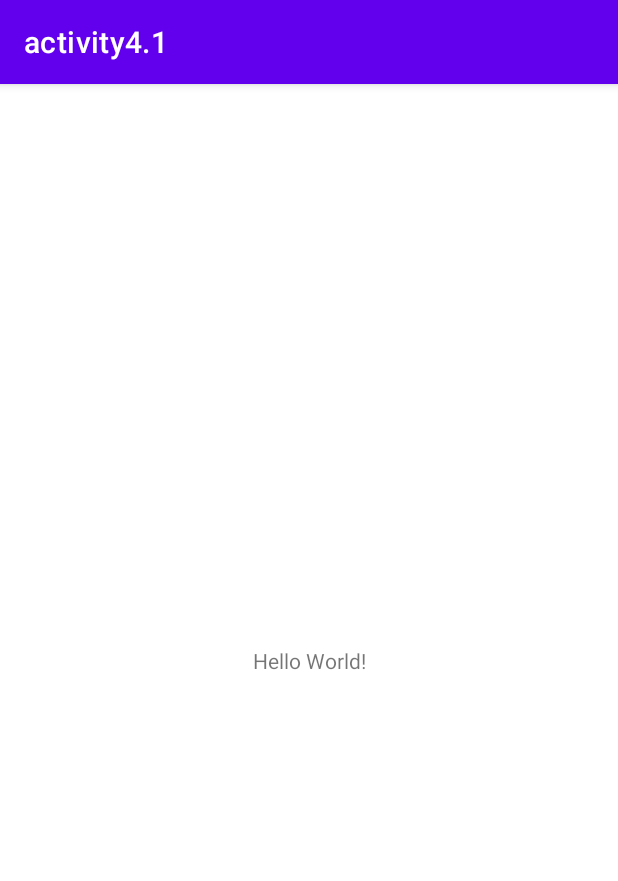
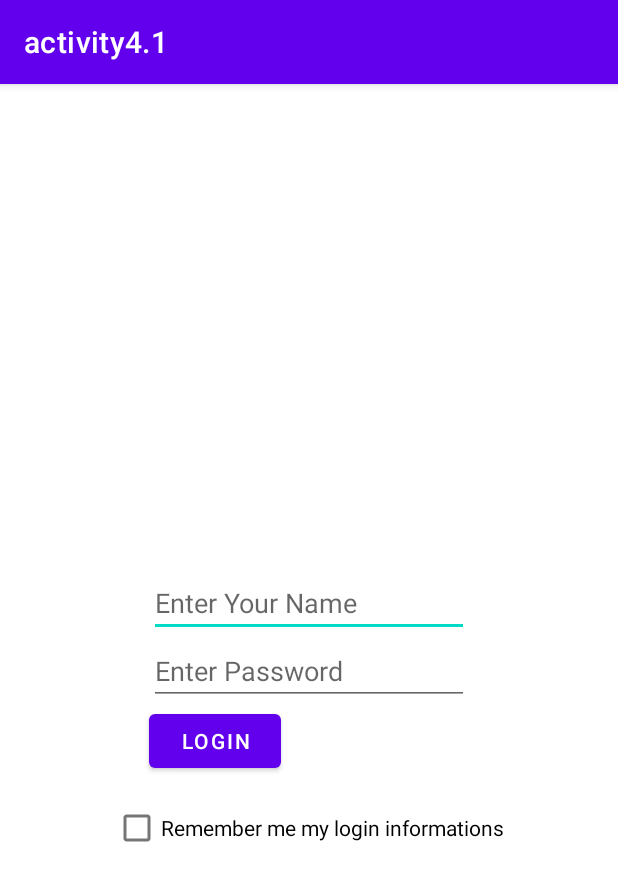
Before and after one commit to youssefbenjaber/activity4.1, an Android app: the screen it shows after launch (MainActivity), on a phone screen of 412 x 824 dp. Shown: the top 881 px of the screen. Run offline under Robolectric (Android 15) with nearby library versions, the phone set to English and light mode, and no system bars.

Commit message:
first page

```diff
--- a/app/src/main/res/layout/activity_main.xml
+++ b/app/src/main/res/layout/activity_main.xml
@@ -1,18 +1,44 @@
-<?xml version="1.0" encoding="utf-8"?>
-<androidx.constraintlayout.widget.ConstraintLayout xmlns:android="http://schemas.android.com/apk/res/android"
+<?xml version="1.0" encoding="utf-8" ?>
+<RelativeLayout xmlns:android="http://schemas.android.com/apk/res/android"
     xmlns:app="http://schemas.android.com/apk/res-auto"
     xmlns:tools="http://schemas.android.com/tools"
     android:layout_width="match_parent"
     android:layout_height="match_parent"
-    tools:context=".MainActivity">
+    android:gravity="center">
 
-    <TextView
+    <EditText
         android:layout_width="wrap_content"
         android:layout_height="wrap_content"
-        android:text="Hello World!"
-        app:layout_constraintBottom_toBottomOf="parent"
-        app:layout_constraintLeft_toLeftOf="parent"
-        app:layout_constraintRight_toRightOf="parent"
-        app:layout_constraintTop_toTopOf="parent" />
-
-</androidx.constraintlayout.widget.ConstraintLayout>
+        android:inputType="textPersonName"
+        android:ems="10"
+        android:id="@+id/name"
+        android:layout_alignParentTop="true"
+        android:layout_centerHorizontal="true"
+        android:layout_marginTop="75dp"
+        android:hint="Enter Your Name" />
+    <EditText
+        android:layout_width="wrap_content"
+        android:layout_height="wrap_content"
+        android:inputType="textPassword"
+        android:ems="10"
+        android:id="@+id/password"
+        android:layout_below="@+id/name"
+        android:layout_centerHorizontal="true"
+        android:hint="Enter Password" />
+    <Button
+        android:layout_width="wrap_content"
+        android:layout_height="wrap_content"
+        android:text="Login"
+        android:id="@+id/button"
+        android:layout_below="@+id/password"
+        android:layout_alignLeft="@+id/password"
+        android:layout_alignStart="@+id/password"/>
+    <CheckBox
+        android:layout_width="wrap_content"
+        android:layout_height="wrap_content"
+        android:layout_marginTop="10dp"
+        android:layout_below="@+id/button"
+        android:text="Remember me my login informations"
+        android:id="@+id/check"
+        android:layout_centerHorizontal="true"/>
+</RelativeLayout>
```
